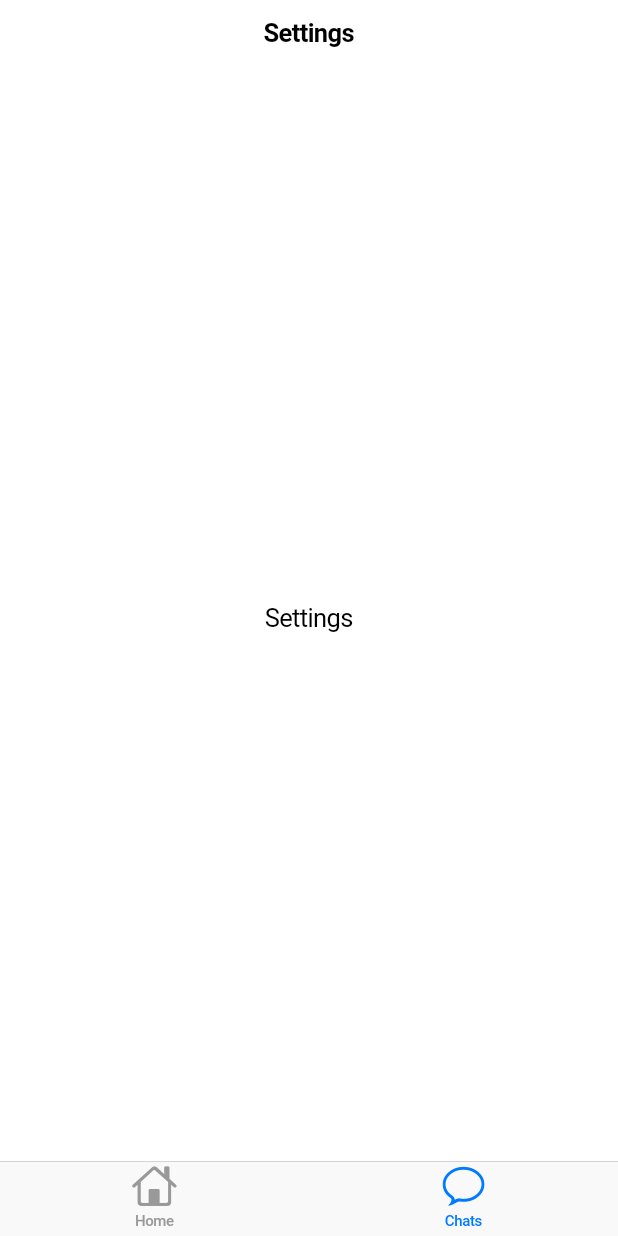
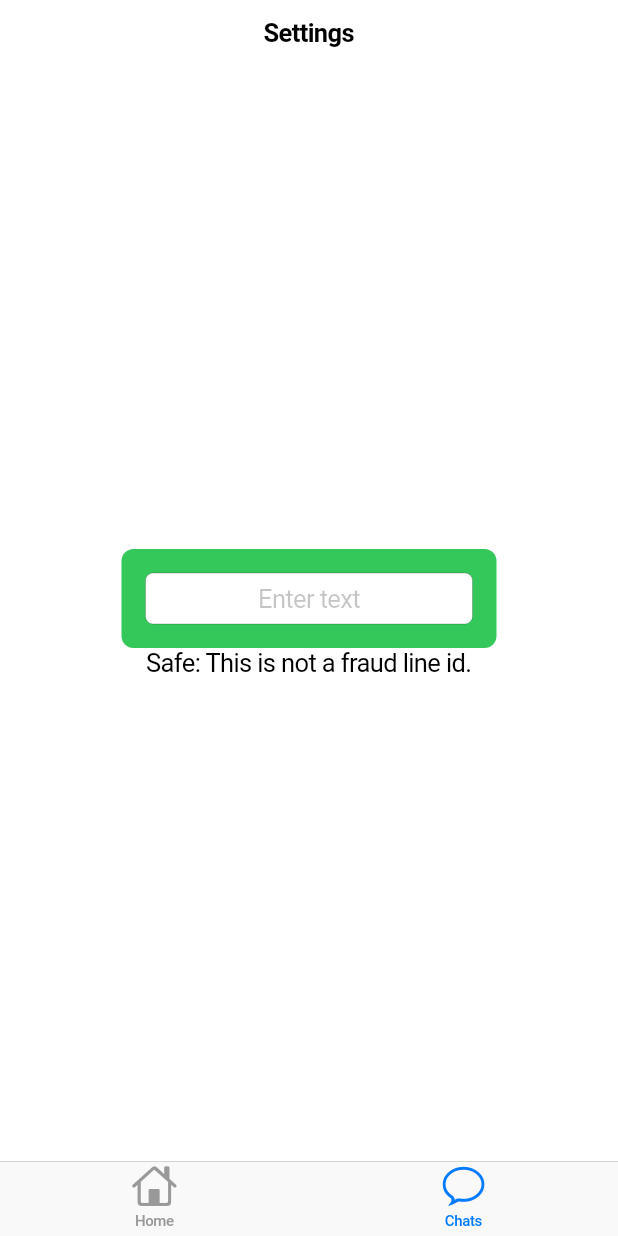
Before and after one commit to poyen0806/Fraudster-Searcher, a Flutter app: the screen it shows after launch, item 2 of the bottom bar chosen, on a phone screen of 412 x 824 dp. Run offline on Flutter 3.47's test engine with Material 3 defaults, Android fonts, the light colour scheme and no system bars; our stand-ins replace dio; network calls fail.

Commit message:
add: create a page to seartch fraudId exists or not
A page has a search field to search the fraud line id list,
if the input exists in the fraud line id list, show the warning message,
otherwise, show the safe message.

```diff
--- a/lib/view/page/home_page.dart
+++ b/lib/view/page/home_page.dart
@@ -1,4 +1,5 @@
 import 'package:flutter/cupertino.dart';
+import 'package:pre_assessment/view/widget/fraud_line_id_view.dart';
 
 class HomePage extends StatefulWidget {
   const HomePage({super.key});
@@ -30,8 +31,8 @@ class _HomePageState extends State<HomePage> {
               navigationBar: CupertinoNavigationBar(
                 middle: (index == 0) ? const Text('Home') : const Text('Settings'),
               ),
-              child: Center(
-                child: (index == 0) ? const Text('Home') : const Text('Settings'),
+              child: const Center(
+                child: FraudLineIdView(),
               ),
             );
           },
--- /dev/null
+++ b/lib/view/widget/fraud_line_id_view.dart
@@ -0,0 +1,68 @@
+import 'package:flutter/cupertino.dart';
+import 'package:pre_assessment/repo/fraud_line_id_repo.dart';
+
+/// A page has a search field to search the fraud line id list,
+/// if the input exists in the fraud line id list, show the warning message,
+/// otherwise, show the safe message.
+class FraudLineIdView extends StatefulWidget {
+  const FraudLineIdView({super.key});
+
+  @override
+  State<FraudLineIdView> createState() => _FraudLineIdViewState();
+}
+
+class _FraudLineIdViewState extends State<FraudLineIdView> {
+  // Get the fraud line id list
+  Future<List<Map<String, dynamic>>> fraudLineIdList =
+      FraudLineIdRepo().getFraudLineIdList();
+  // Search field controller
+  TextEditingController searchController = TextEditingController();
+
+  // Check if the input exists in the fraud line id list, the time complexity is O(n)
+  bool isFound = false;
+  void seartch() {
+    setState(() {
+      fraudLineIdList.then((value) {
+        for (var fraudLineId in value) {
+          if (fraudLineId["帳號"] == searchController.text) {
+            isFound = true;
+            return;
+          }
+        }
+        isFound = false;
+      });
+    });
+  }
+
+  @override
+  Widget build(BuildContext context) {
+    return SafeArea(
+      child: Column(
+        mainAxisAlignment: MainAxisAlignment.center,
+        crossAxisAlignment: CrossAxisAlignment.center,
+        children: [
+          Container(
+            padding: const EdgeInsets.all(16),
+            width: 250,
+            decoration: BoxDecoration(
+              color: (isFound) ? CupertinoColors.systemRed : CupertinoColors.systemGreen,
+              borderRadius: BorderRadius.circular(8),
+            ),
+            child: CupertinoTextField(
+              controller: searchController,
+              placeholder: "Enter text",
+              textAlign: TextAlign.center,
+              onChanged: (_) {
+                seartch();
+              },
+            ),
+          ),
+          if (isFound)
+            const Text("Warning: This is a fraud line id.")
+          else
+            const Text("Safe: This is not a fraud line id.")
+        ],
+      ),
+    );
+  }
+}
```
